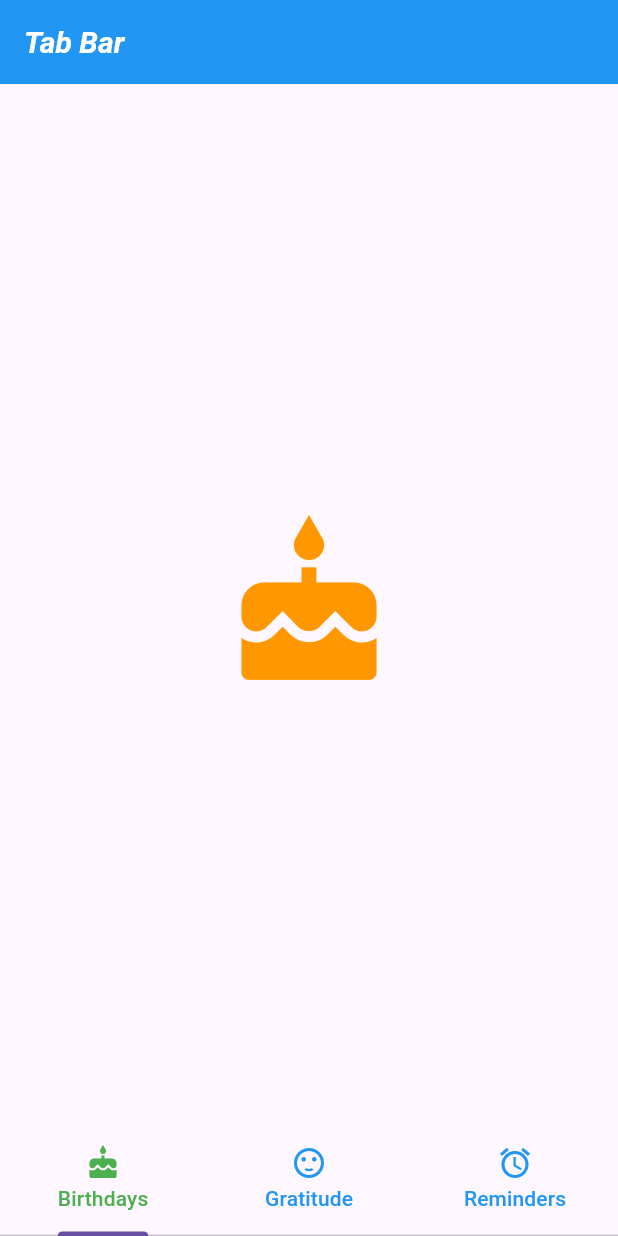
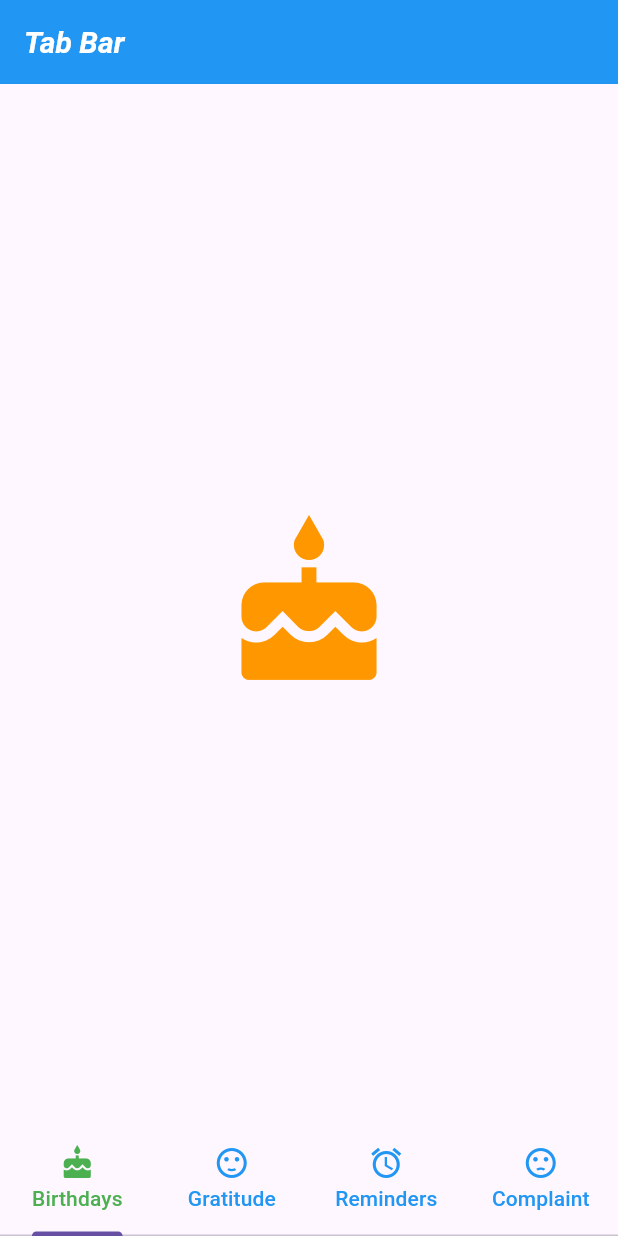
Before and after one commit to RachaelKivuti/flutter-getting-started, a Flutter app: the screen it shows after launch, on a phone screen of 412 x 824 dp. Run offline on Flutter 3.47's test engine with Material 3 defaults, Android fonts, the phone set to English and light mode, and no system bars; our stand-ins replace logger.

Commit message:
complaint page added

```diff
--- a/tab_bar/lib/pages/home.dart
+++ b/tab_bar/lib/pages/home.dart
@@ -2,6 +2,7 @@ import 'package:flutter/material.dart';
 import 'birthdays.dart';
 import 'gratitude.dart';
 import 'reminders.dart';
+import 'complaint.dart';
 
 class Home extends StatefulWidget {
   const Home({super.key});
@@ -19,7 +20,7 @@ class _HomeState extends State<Home> with SingleTickerProviderStateMixin {
   @override
   void initState() {
     super.initState();
-    _tabController = TabController(length: 3, vsync: this);
+    _tabController = TabController(length: 4, vsync: this);
     _tabController.addListener(_tabChanged);
   }
 
@@ -62,6 +63,7 @@ class _HomeState extends State<Home> with SingleTickerProviderStateMixin {
           Birthdays(),
           Gratitude(),
           Reminders(),
+          Complaint(),
         ]),
       ),
       //contains a TabBar that displays tabs at the bottom of the screen.
@@ -79,11 +81,15 @@ class _HomeState extends State<Home> with SingleTickerProviderStateMixin {
             ),
             Tab(
               icon: Icon(Icons.sentiment_satisfied),
-              text: 'Gratitude', // Fix the duplicated 'Birthdays' text
+              text: 'Gratitude',
             ),
             Tab(
               icon: Icon(Icons.access_alarm),
-              text: 'Reminders', // Fix the duplicated 'Birthdays' text
+              text: 'Reminders',
+            ),
+            Tab(
+              icon: Icon(Icons.sentiment_dissatisfied),
+              text: 'Complaint',
             ),
           ],
         ),
```
Also changed, not shown: tab_bar/lib/pages/complaint.dart (added, +18 -0 lines).
